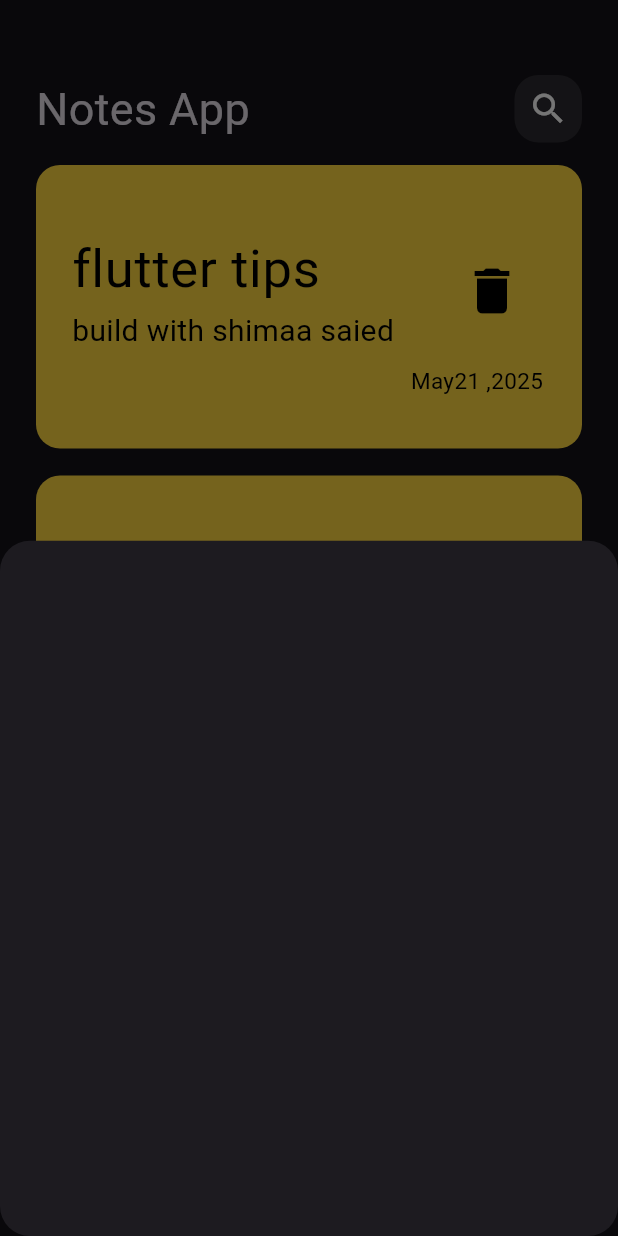
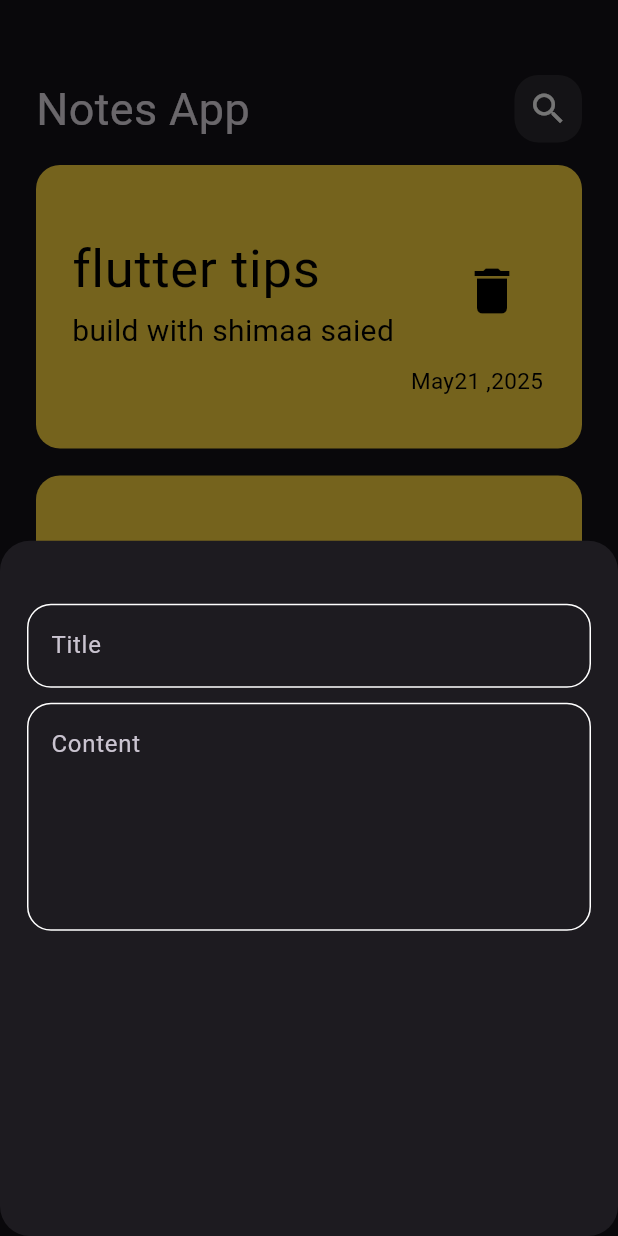
Before and after one commit to shimaa-saied/notes_app, a Flutter app: the screen it shows after launch, after a tap on the "add" icon, on a phone screen of 412 x 824 dp. Run offline on Flutter 3.47's test engine with Material 3 defaults, Android fonts, the phone set to English and light mode, and no system bars.

Commit message:
create CustomTextField

```diff
--- a/lib/Widget/AddNoteButtonSheet.dart
+++ b/lib/Widget/AddNoteButtonSheet.dart
@@ -1,4 +1,7 @@
 import 'package:flutter/cupertino.dart';
+import 'package:flutter/material.dart';
+
+import 'CustomTextField.dart';
 
 class Addnotebuttonsheet extends StatelessWidget {
   const Addnotebuttonsheet({super.key});
@@ -6,7 +9,18 @@ class Addnotebuttonsheet extends StatelessWidget {
   @override
   Widget build(BuildContext context) {
     return
-      Container()
+      Padding(
+        padding: const EdgeInsets.symmetric(horizontal: 18.0,vertical:10),
+        child: Column(
+          children: [
+            SizedBox(height: 32,),
+            Customtextfield(text: 'Title',maxlines: 1,),
+            SizedBox(height: 10,),
+            Customtextfield(text: 'Content',maxlines: 5,),
+
+          ],
+        ),
+      )
     ;
   }
 }
--- /dev/null
+++ b/lib/Widget/CustomTextField.dart
@@ -0,0 +1,26 @@
+import 'package:flutter/cupertino.dart';
+import 'package:flutter/material.dart';
+
+class Customtextfield extends StatelessWidget {
+  const Customtextfield({super.key, required this.text,this.maxlines=1});
+final String text;
+final int maxlines;
+  @override
+  Widget build(BuildContext context) {
+    return TextField(
+      maxLines:maxlines ,
+      decoration: InputDecoration(
+        border: OutlineInputBorder(
+          borderRadius: BorderRadius.circular(16),
+        ),
+        enabledBorder: OutlineInputBorder(
+          borderRadius: BorderRadius.circular(16),
+          borderSide: BorderSide(color: Colors.white),
+        ),
+        hintText: text,
+      ),
+
+
+    );
+  }
+}
```
